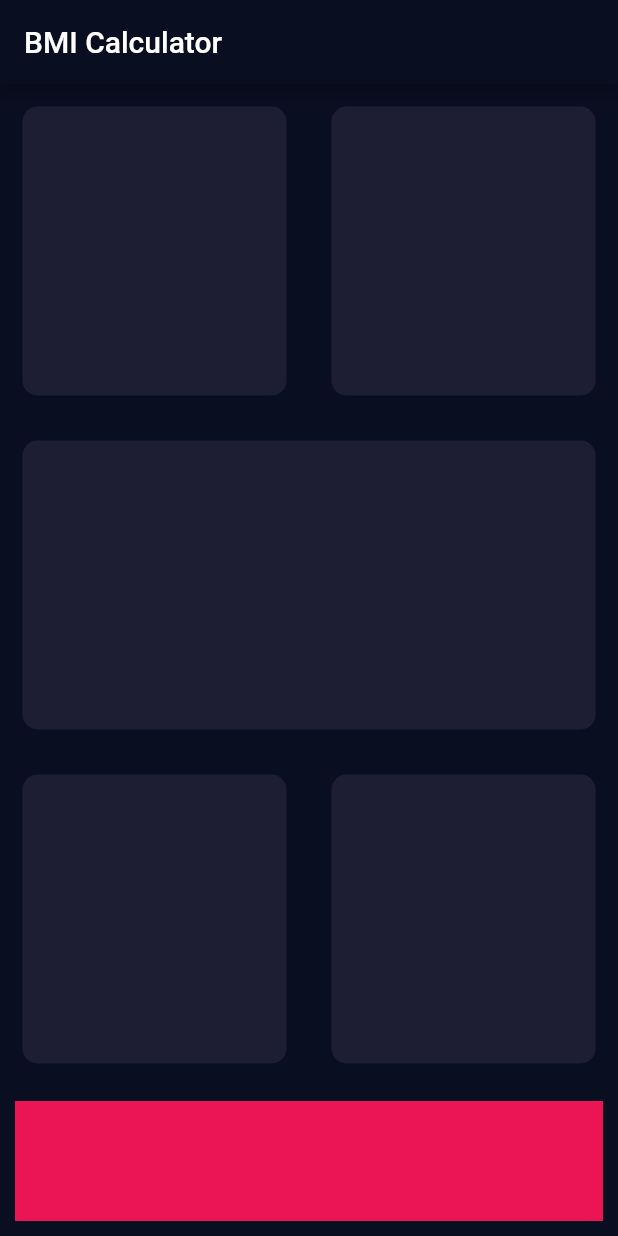
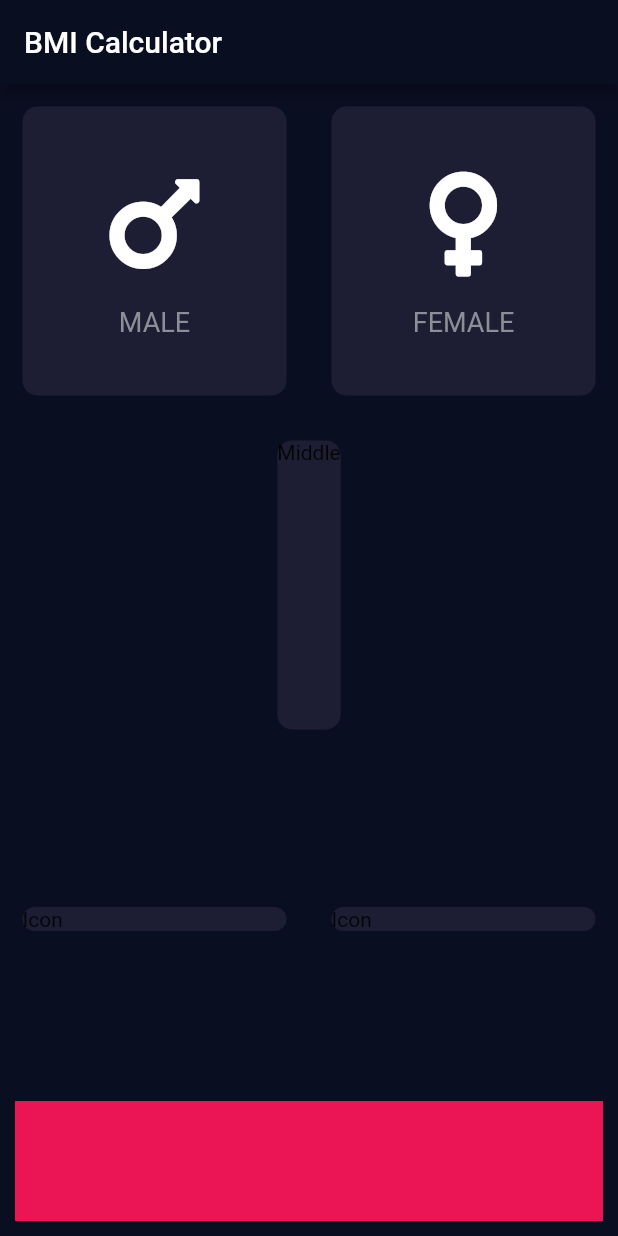
Before and after one commit to charlesreign/bmicalculator, a Flutter app: the screen it shows after launch, on a phone screen of 412 x 824 dp. Run offline on Flutter 3.47's test engine with Material 2 defaults, Android fonts, the phone set to English and light mode, and no system bars; our stand-ins replace font_awesome_flutter.

Commit message:
imported previous code

```diff
--- a/lib/src/inputpage.dart
+++ b/lib/src/inputpage.dart
@@ -1,4 +1,5 @@
 import 'package:flutter/material.dart';
+import 'package:font_awesome_flutter/font_awesome_flutter.dart';
 
 const bottomContainerHeight = 80.0;
 const bottomContainerColour = 0xFFEB1555;
@@ -20,27 +21,31 @@ class _InputPageState extends State<InputPage> {
           child: Row(
             children: [
               Expanded(
-                child: ReusableCard(Color(cardColour)),
+                child: ReusableCard(
+                  Color(cardColour),
+                  IconContent(FontAwesomeIcons.mars, 'MALE'),
+                ),
               ),
               Expanded(
-                child: ReusableCard(Color(cardColour)),
+                child: ReusableCard(
+                  Color(cardColour),
+                  IconContent(FontAwesomeIcons.venus, 'FEMALE'),
+                ),
               ),
             ],
           ),
         ),
         Expanded(
-          child: ReusableCard(Color(cardColour)),
+          child: ReusableCard(Color(cardColour),Text('Middle')),
         ),
         Expanded(
             child: Row(
               children: [
                 Expanded(
-              child: ReusableCard(Color(cardColour)),
+                  child: ReusableCard(Color(cardColour),Text('Icon')),
                 ),
                 Expanded(
-              child: ReusableCard(
-                Color(cardColour),
-              ),
+                  child: ReusableCard(Color(cardColour),Text('Icon')),
                 )
               ],
             )),
@@ -55,13 +60,44 @@ class _InputPageState extends State<InputPage> {
   }
 }
 
+class IconContent extends StatelessWidget {
+  final IconData icon;
+  final String gender;
+
+  IconContent(this.icon, this.gender);
+
+  @override
+  Widget build(BuildContext context) {
+    return Column(
+      mainAxisAlignment: MainAxisAlignment.center,
+      children: [
+        Icon(
+          icon,
+          size: 80.0,
+          color: Color(0xFFFFFFFF),
+        ),
+        SizedBox(height: 15.0),
+        Text(
+          gender,
+          style: TextStyle(
+            fontSize: 18.0,
+            color: Color(0xFF8D8E98),
+          ),
+        )
+      ],
+    );
+  }
+}
+
 class ReusableCard extends StatelessWidget {
   final Color colour;
-  ReusableCard(this.colour);
+  final Widget cardChild;
+  ReusableCard(this.colour, this.cardChild);
 
   @override
   Widget build(BuildContext context) {
     return Container(
+      child: cardChild,
       margin: EdgeInsets.all(15.0),
       decoration: BoxDecoration(
         color: colour,
```
Lines whose indentation alone changed are shown as unchanged.
